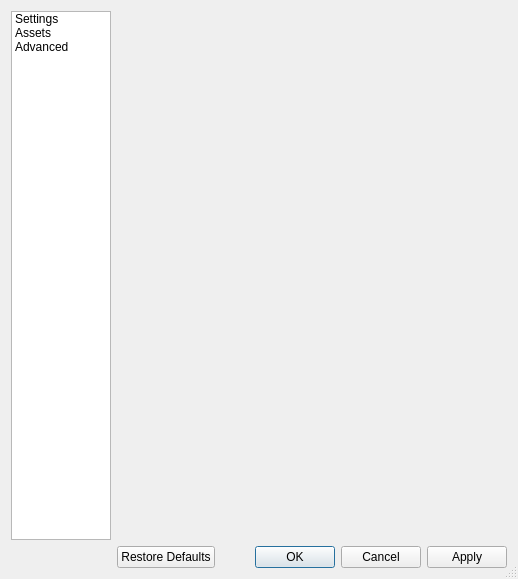
Before: the Qt Designer form ui/window/preferences.ui in hueyyeng/AssetsBrowser, drawn with Qt 5.
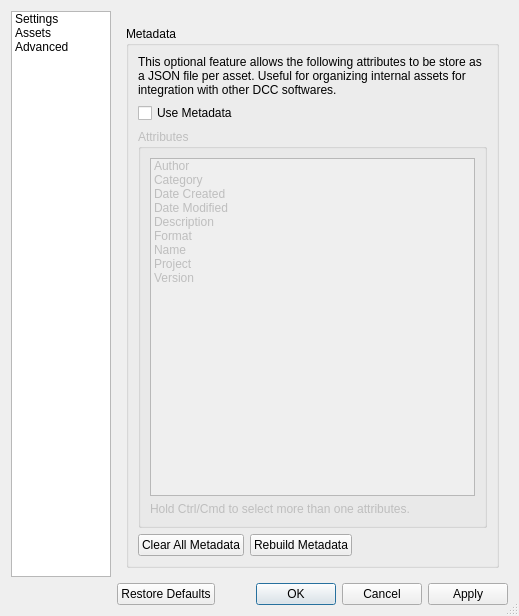
After: the same form once the commit is applied. The open tabs and pages were chosen to show the change.

Commit message: Add Metadata UI to Preferences Dialog

```diff
--- a/ui/window/preferences.ui
+++ b/ui/window/preferences.ui
@@ -9,8 +9,8 @@
    <rect>
     <x>0</x>
     <y>0</y>
-    <width>518</width>
-    <height>579</height>
+    <width>519</width>
+    <height>614</height>
    </rect>
   </property>
   <property name="focusPolicy">
@@ -83,7 +83,7 @@
    <item row="4" column="1">
     <widget class="QStackedWidget" name="stackedWidget">
      <property name="currentIndex">
-      <number>0</number>
+      <number>2</number>
      </property>
      <widget class="QWidget" name="pageSettings">
       <property name="sizePolicy">
@@ -257,7 +257,7 @@
            </layout>
           </item>
           <item row="1" column="0">
-           <layout class="QFormLayout" name="formLayout_2">
+           <layout class="QFormLayout" name="separatorLayout">
             <item row="0" column="0">
              <widget class="QLabel" name="separatorLabel">
               <property name="sizePolicy">
@@ -346,6 +346,9 @@
             <property name="checkable">
              <bool>true</bool>
             </property>
+            <property name="checked">
+             <bool>false</bool>
+            </property>
             <layout class="QVBoxLayout" name="verticalLayout_2">
              <item>
               <layout class="QFormLayout" name="verVersioningLayout">
@@ -463,9 +466,184 @@
          </layout>
         </widget>
        </item>
+       <item>
+        <widget class="QGroupBox" name="boxSubfolder">
+         <property name="title">
+          <string>Subfolders</string>
+         </property>
+         <layout class="QFormLayout" name="formLayout_5">
+          <item row="0" column="0">
+           <layout class="QFormLayout" name="subfolderBtnLayout">
+            <item row="0" column="0">
+             <widget class="QPushButton" name="subfolderBtnAdd">
+              <property name="text">
+               <string>Add</string>
+              </property>
+             </widget>
+            </item>
+            <item row="1" column="0">
+             <widget class="QPushButton" name="subfolderBtnRemove">
+              <property name="text">
+               <string>Remove</string>
+              </property>
+             </widget>
+            </item>
+           </layout>
+          </item>
+          <item row="0" column="1">
+           <widget class="QListWidget" name="subfolderList">
+            <item>
+             <property name="text">
+              <string>References</string>
+             </property>
+            </item>
+            <item>
+             <property name="text">
+              <string>Scenes</string>
+             </property>
+            </item>
+            <item>
+             <property name="text">
+              <string>Textures</string>
+             </property>
+            </item>
+            <item>
+             <property name="text">
+              <string>WIP</string>
+             </property>
+            </item>
+           </widget>
+          </item>
+         </layout>
+        </widget>
+       </item>
       </layout>
      </widget>
-     <widget class="QWidget" name="pageAdvanced"/>
+     <widget class="QWidget" name="pageAdvanced">
+      <layout class="QVBoxLayout" name="verticalLayout_4">
+       <item>
+        <widget class="QGroupBox" name="boxMetadata">
+         <property name="title">
+          <string>Metadata</string>
+         </property>
+         <layout class="QFormLayout" name="formLayout_6">
+          <item row="0" column="0" colspan="2">
+           <widget class="QLabel" name="metadataTip">
+            <property name="text">
+             <string>This optional feature allows the following attributes to be store as a JSON file per asset. Useful for organizing internal assets for integration with other DCC softwares.</string>
+            </property>
+            <property name="wordWrap">
+             <bool>true</bool>
+            </property>
+           </widget>
+          </item>
+          <item row="1" column="0">
+           <widget class="QCheckBox" name="checkMetadata">
+            <property name="text">
+             <string>Use Metadata</string>
+            </property>
+            <property name="checked">
+             <bool>false</bool>
+            </property>
+           </widget>
+          </item>
+          <item row="3" column="0">
+           <layout class="QHBoxLayout" name="metadataBtnLayout">
+            <item>
+             <widget class="QPushButton" name="metadataBtnClear">
+              <property name="text">
+               <string>Clear All Metadata</string>
+              </property>
+             </widget>
+            </item>
+            <item>
+             <widget class="QPushButton" name="metadataBtnRebuild">
+              <property name="text">
+               <string>Rebuild Metadata</string>
+              </property>
+             </widget>
+            </item>
+           </layout>
+          </item>
+          <item row="2" column="0" colspan="2">
+           <widget class="QGroupBox" name="boxMetadataAttributes">
+            <property name="enabled">
+             <bool>false</bool>
+            </property>
+            <property name="title">
+             <string>Attributes</string>
+            </property>
+            <layout class="QFormLayout" name="formLayout_2">
+             <item row="1" column="0">
+              <widget class="QLabel" name="metadataAttributesTip">
+               <property name="text">
+                <string>Hold Ctrl/Cmd to select more than one attributes.</string>
+               </property>
+              </widget>
+             </item>
+             <item row="0" column="0" colspan="2">
+              <widget class="QListWidget" name="metadataAttributesList">
+               <property name="selectionMode">
+                <enum>QAbstractItemView::ExtendedSelection</enum>
+               </property>
+               <property name="selectionRectVisible">
+                <bool>true</bool>
+               </property>
+               <item>
+                <property name="text">
+                 <string>Author</string>
+                </property>
+               </item>
+               <item>
+                <property name="text">
+                 <string>Category</string>
+                </property>
+               </item>
+               <item>
+                <property name="text">
+                 <string>Date Created</string>
+                </property>
+               </item>
+               <item>
+                <property name="text">
+                 <string>Date Modified</string>
+                </property>
+               </item>
+               <item>
+                <property name="text">
+                 <string>Description</string>
+                </property>
+               </item>
+               <item>
+                <property name="text">
+                 <string>Format</string>
+                </property>
+               </item>
+               <item>
+                <property name="text">
+                 <string>Name</string>
+                </property>
+               </item>
+               <item>
+                <property name="text">
+                 <string>Project</string>
+                </property>
+               </item>
+               <item>
+                <property name="text">
+                 <string>Version</string>
+                </property>
+               </item>
+              </widget>
+             </item>
+            </layout>
+           </widget>
+          </item>
+         </layout>
+        </widget>
+       </item>
+      </layout>
+     </widget>
     </widget>
    </item>
   </layout>
```
Left out of the diff: 16 changed lines with no effect on the pictures. The commit also changes 2 other files.
